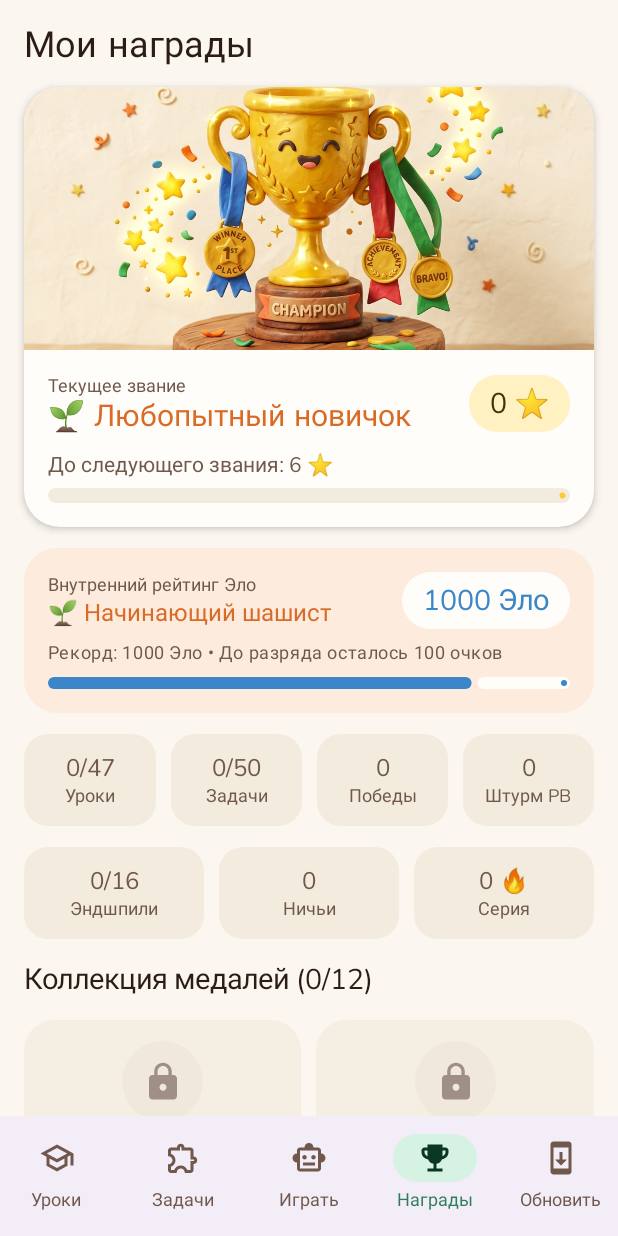
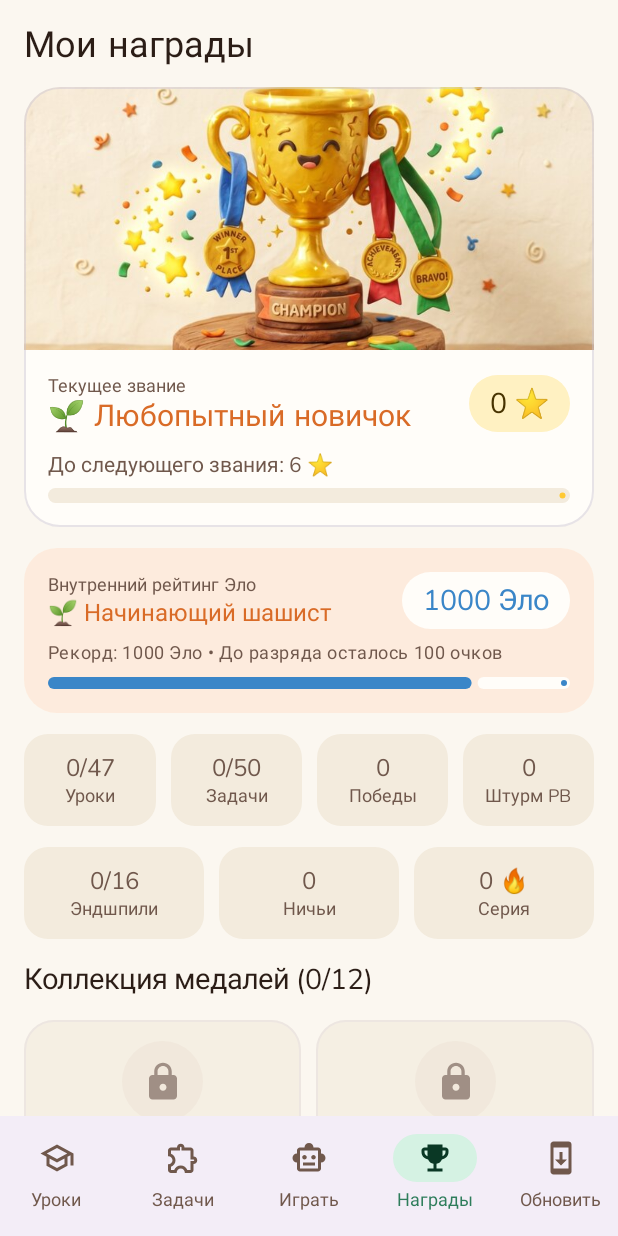
Before and after one commit to guningun7-crypto/RussianCheckers, an Android app built with Jetpack Compose: the screen it shows after launch (MainActivity), item 4 of the bottom bar chosen, on a phone screen of 412 x 824 dp. Run offline under Robolectric (Android 15) with nearby library versions, the phone set to English and light mode, and no system bars; our stand-ins replace Room's generated code.

Commit message:
chore: optimize compose performance and update version
- Annotate domain models with @Immutable for Compose stability
- Update app version to 1.4.1
- Improve curriculum content and polish lesson demos

```diff
--- a/app/build.gradle.kts
+++ b/app/build.gradle.kts
@@ -16,8 +16,8 @@ android {
     applicationId = "com.aistudio.shashki.mrkvxq"
     minSdk = 24
     targetSdk = 36
-    versionCode = 5
-    versionName = "1.4"
+    versionCode = 6
+    versionName = "1.4.1"
 
     testInstrumentationRunner = "androidx.test.runner.AndroidJUnitRunner"
   }
--- a/app/src/main/java/com/example/domain/checkers/CheckersModels.kt
+++ b/app/src/main/java/com/example/domain/checkers/CheckersModels.kt
@@ -1,4 +1,6 @@
 package com.example.domain.checkers
+
+import androidx.compose.runtime.Immutable
 
 enum class PieceColor {
   WHITE,
@@ -7,11 +9,13 @@ enum class PieceColor {
   fun opposite(): PieceColor = if (this == WHITE) BLACK else WHITE
 }
 
+@Immutable
 data class Piece(
   val color: PieceColor,
   val isKing: Boolean = false,
 )
 
+@Immutable
 data class Square(val row: Int, val col: Int) {
   val isInBounds: Boolean get() = row in 0..7 && col in 0..7
   val isPlayable: Boolean get() = isInBounds && (row + col) % 2 == 1
@@ -33,6 +37,7 @@ data class Square(val row: Int, val col: Int) {
   }
 }
 
+@Immutable
 data class MoveStep(
   val from: Square,
   val to: Square,
@@ -40,6 +45,7 @@ data class MoveStep(
   val promotedToKing: Boolean = false,
 )
 
+@Immutable
 data class CheckersMove(
   val steps: List<MoveStep>,
 ) {
@@ -84,6 +90,7 @@ data class CheckersMove(
   }
 }
 
+@Immutable
 data class CheckersBoard(
   val cells: List<Piece?> = List(64) { null },
 ) {
--- a/app/src/main/java/com/example/domain/curriculum/AdvancedLessons.kt
+++ b/app/src/main/java/com/example/domain/curriculum/AdvancedLessons.kt
@@ -231,7 +231,7 @@ object AdvancedLessons {
         ".B......",
         "........",
         "........",
-        ".....w..",
+        "........",
         "...w....",
         "........",
         ".......W",
@@ -1056,57 +1056,61 @@ object AdvancedLessons {
       id = "lesson_36_gm_turkish_defense",
       order = 36,
       title = "Секрет «Турецкого удара»",
-      subtitle = "Запрет второго прыжка через то же поле",
+      subtitle = "Запрет второго прыжка через снятую шашку",
       category = LessonCategory.CAPTURES,
       folder = LessonFolder.GRANDMASTER,
-      shortRule = "В русских шашках нельзя перепрыгивать через одну и ту же побитую шашку дважды — срубаемые шашки снимаются ТОЛЬКО в конце хода, перекрывая обратную дорогу дамке!",
-      mascotTip = "Дамка может застрять, уперевшись в ещё не снятую сбитую шашку! Всегда проверяй остаточную преграду!",
-      demoInitialRows = listOf(
-        "........",
-        "........",
-        "..b.....",
+      shortRule = "В русских шашках нельзя перепрыгивать через одну и ту же побитую шашку дважды: срубаемые шашки снимаются ТОЛЬКО в конце хода и перекрывают путь дамке!",
+      mascotTip = "Все шашки стоят строго на тёмных полях! Просчитай, где сбитая шашка закроет диагональ при развороте!",
+      demoInitialRows = listOf(
+        "........",
+        "..b.b...",
+        "........",
+        "w.b.....",
         "...b....",
         "........",
-        ".....b..",
-        "......W.",
-        "........",
-      ),
-      demoSteps = listOf(
-        DemoStep(
-          caption = "Дамка g2 бьёт f3 -> e4? Нет, e5! Смотри: (6,6)=g2 -> (5,5)=f3 -> (4,4)=e4 -> (3,3)=d5 -> (2,2)=c6!",
-          highlightSquares = listOf(Square.fromNotation("g2"), Square.fromNotation("f3"), Square.fromNotation("d5"), Square.fromNotation("c6")),
-        ),
-        DemoStep(
-          caption = "1. g2:e4 — после взятия f3 дамка не может пройти сквозь d5 на e4? Нет, e4 свободна! А до c6 её не пускает ещё не снятая d5!",
-          move = CheckersMove.captureChain(Triple("g2", "e4", "f3")),
-        ),
-      ),
-      exercisePrompt = "Задание Гроссмейстера: выполни круговой «Турецкий удар» дамкой g2, останавливаясь ПЕРЕД ещё не снятыми шашками, чтобы забрать максимум!",
-      exerciseInitialRows = listOf(
-        "........",
+        ".W......",
+        "........",
+      ),
+      demoSteps = listOf(
+        DemoStep(
+          caption = "Дамка b2 бьёт d4 и должна повернуть на f6, чтобы перепрыгнуть e7 и c7.",
+          highlightSquares = listOf(
+            Square.fromNotation("b2"),
+            Square.fromNotation("d4"),
+            Square.fromNotation("f6"),
+            Square.fromNotation("e7"),
+            Square.fromNotation("c7"),
+          ),
+        ),
+        DemoStep(
+          caption = "1. b2:f6:d8:b6! Шашка c5 остаётся нетронутой — за ней путь заперт ещё не снятой d4 («Турецкий удар»)!",
+          move = CheckersMove.captureChain(
+            Triple("b2", "f6", "d4"),
+            Triple("f6", "d8", "e7"),
+            Triple("d8", "b6", "c7"),
+          ),
+        ),
+      ),
+      exercisePrompt = "Задание Гроссмейстера: вместо короткого боя 2 шашек выполни большой «Турецкий удар» дамкой b2 и забери 3 чёрные шашки, уперевшись в заслон на d4!",
+      exerciseInitialRows = listOf(
         "........",
         "..b.b...",
         "........",
-        "........",
-        ".....b..",
-        "......W.",
-        "........",
-      ),
-      acceptedMoveNotations = setOf("g2:d5:f7"),
+        "w.b.....",
+        "...b.b..",
+        "........",
+        ".W......",
+        "........",
+      ),
+      acceptedMoveNotations = setOf("b2:f6:d8:b6"),
       hintMove = CheckersMove.captureChain(
-        Triple("g2", "d5", "f3"),
-        Triple("d5", "f7", "e6"),
-      ).let {
-        // Check: e6 is row 2, col 4 -> c6 is row 2, col 2; e6 is row 2, col 4!
-        // In row 2 ("..b.b..."): col 2 is c6, col 4 is e6! So triple d5->f7 jumps e6!
-        CheckersMove.captureChain(
-          Triple("g2", "d5", "f3"),
-          Triple("d5", "f7", "e6"),
-        )
-      },
-      hintText = "Не останавливайся на e4! Лети на d5 (чтобы повернуть направо через e6 на f7) или поймай продолжение!",
-      successFeedback = "Мастерский расчёт! Дамка прошла сквозь пустое окно d5 и сбила вторую цель!",
-      suboptimalMoveHint = "На e4 продолжения нет — лети дамкой g2 сразу на перекрёсток d5!",
+        Triple("b2", "f6", "d4"),
+        Triple("f6", "d8", "e7"),
+        Triple("d8", "b6", "c7"),
+      ),
+      hintText = "Не сворачивай с e5 на f4 (там только 2 шашки)! Лети дамкой b2 через d4 дальше на f6, затем через e7 на d8 и через c7 на b6!",
+      successFeedback = "Блестяще! Ты провёл настоящий «Турецкий удар» и забрал максимум — 3 шашки, остановившись перед c5!",
+      suboptimalMoveHint = "Через e5 берётся только 2 шашки — лети дамкой b2 глубже, до поля f6!",
       starsReward = 4,
     ),
 
--- a/app/src/main/java/com/example/domain/curriculum/EndgameModels.kt
+++ b/app/src/main/java/com/example/domain/curriculum/EndgameModels.kt
@@ -1,8 +1,10 @@
 package com.example.domain.curriculum
 
+import androidx.compose.runtime.Immutable
 import com.example.domain.checkers.BotDifficulty
 import com.example.domain.checkers.CheckersBoard
 
+@Immutable
 data class EndgameScenario(
   val id: String,
   val order: Int,
--- a/app/src/main/java/com/example/domain/curriculum/LessonModels.kt
+++ b/app/src/main/java/com/example/domain/curriculum/LessonModels.kt
@@ -1,5 +1,6 @@
 package com.example.domain.curriculum
 
+import androidx.compose.runtime.Immutable
 import com.example.domain.checkers.CheckersBoard
 import com.example.domain.checkers.CheckersMove
 import com.example.domain.checkers.PieceColor
@@ -20,12 +21,14 @@ enum class LessonFolder(val title: String, val subtitle: String, val badgeText:
   GRANDMASTER("Гроссмейстер", "15 уроков и задач: цугцванг, многоходовые каскады и эндшпиль", "Гросс"),
 }
 
+@Immutable
 data class DemoStep(
   val caption: String,
   val move: CheckersMove? = null,
   val highlightSquares: List<Square> = emptyList(),
 )
 
+@Immutable
 data class InteractiveLesson(
   val id: String,
   val order: Int,
@@ -271,7 +274,7 @@ object LessonCatalog {
         "........",
         "........",
         "........",
-        ".......b",
+        "......b.",
       ),
       demoSteps = listOf(
         DemoStep(
@@ -296,7 +299,7 @@ object LessonCatalog {
         "........",
         "........",
         "........",
-        "b.......",
+        ".b......",
         "........",
       ),
       acceptedMoveNotations = setOf("e7–d8", "e7–f8"),
--- a/app/src/main/java/com/example/domain/curriculum/PuzzleModels.kt
+++ b/app/src/main/java/com/example/domain/curriculum/PuzzleModels.kt
@@ -1,5 +1,6 @@
 package com.example.domain.curriculum
 
+import androidx.compose.runtime.Immutable
 import com.example.domain.checkers.CheckersBoard
 import com.example.domain.checkers.CheckersMove
 import com.example.domain.checkers.PieceColor
@@ -11,6 +12,7 @@ enum class PuzzleDifficulty(val label: String, val starsReward: Int) {
   MASTER("Мастер", 5),
 }
 
+@Immutable
 data class PuzzleStep(
   val acceptedNotations: Set<String>,
   val hintMove: CheckersMove,
@@ -19,6 +21,7 @@ data class PuzzleStep(
   val replyCaption: String? = null,
 )
 
+@Immutable
 data class LogicPuzzle(
   val id: String,
   val order: Int,
--- a/app/src/main/java/com/example/ui/components/CommonComponents.kt
+++ b/app/src/main/java/com/example/ui/components/CommonComponents.kt
@@ -1,5 +1,6 @@
 package com.example.ui.components
 
+import androidx.compose.foundation.BorderStroke
 import androidx.compose.foundation.Image
 import androidx.compose.foundation.background
 import androidx.compose.foundation.border
@@ -66,7 +67,8 @@ fun MascotSpeechCard(
     modifier = modifier.fillMaxWidth(),
     shape = RoundedCornerShape(20.dp),
     colors = CardDefaults.cardColors(containerColor = containerColor),
-    elevation = CardDefaults.cardElevation(defaultElevation = 2.dp),
+    border = BorderStroke(1.dp, MaterialTheme.colorScheme.outlineVariant.copy(alpha = 0.45f)),
+    elevation = CardDefaults.cardElevation(defaultElevation = 0.dp),
   ) {
     Row(
       modifier = Modifier.padding(14.dp),
@@ -109,7 +111,7 @@ fun StarCounterPill(
     modifier = modifier,
     shape = RoundedCornerShape(50),
     color = MaterialTheme.colorScheme.tertiaryContainer,
-    tonalElevation = 2.dp,
+    tonalElevation = 1.dp,
   ) {
     Row(
       modifier = Modifier.padding(horizontal = 12.dp, vertical = 6.dp),
@@ -182,7 +184,8 @@ fun HintsModeCard(
         MaterialTheme.colorScheme.secondaryContainer.copy(alpha = 0.6f)
       },
     ),
-    elevation = CardDefaults.cardElevation(defaultElevation = 1.dp),
+    border = BorderStroke(1.dp, MaterialTheme.colorScheme.outlineVariant.copy(alpha = 0.45f)),
+    elevation = CardDefaults.cardElevation(defaultElevation = 0.dp),
   ) {
     Row(
       modifier = Modifier
--- a/app/src/main/java/com/example/ui/screens/LessonsScreen.kt
+++ b/app/src/main/java/com/example/ui/screens/LessonsScreen.kt
@@ -1,8 +1,7 @@
 package com.example.ui.screens
 
-import androidx.compose.animation.AnimatedVisibility
+import androidx.compose.foundation.BorderStroke
 import androidx.compose.foundation.background
-import androidx.compose.foundation.clickable
 import androidx.compose.foundation.layout.Arrangement
 import androidx.compose.foundation.layout.Box
 import androidx.compose.foundation.layout.Column
@@ -36,7 +35,6 @@ import androidx.compose.material3.MaterialTheme
 import androidx.compose.material3.Surface
 import androidx.compose.material3.Text
 import androidx.compose.runtime.Composable
-import androidx.compose.runtime.getValue
 import androidx.compose.runtime.mutableStateMapOf
 import androidx.compose.runtime.remember
 import androidx.compose.ui.Alignment
@@ -69,16 +67,26 @@ fun LessonsScreen(
   modifier: Modifier = Modifier,
 ) {
   val lessons = progressState.allLessons
-  val completedCount = lessons.count { progressState.lessonProgress[it.id]?.completed == true }
-  val nextRecommendedId = lessons.firstOrNull { progressState.lessonProgress[it.id]?.completed != true }?.id
-  val rank = RewardCatalog.rankForStars(progressState.stats.totalStars)
+  val lessonProgress = progressState.lessonProgress
+  val totalStars = progressState.stats.totalStars
 
-  val builtInLessons = lessons.filterNot { it.id in progressState.customLessonIds }
-  val customLessons = lessons.filter { it.id in progressState.customLessonIds }
+  val completedCount = remember(lessons, lessonProgress) {
+    lessons.count { lessonProgress[it.id]?.completed == true }
+  }
+  val nextRecommendedId = remember(lessons, lessonProgress) {
+    lessons.firstOrNull { lessonProgress[it.id]?.completed != true }?.id
+  }
+  val rank = remember(totalStars) { RewardCatalog.rankForStars(totalStars) }
 
-  val folderMap = LessonFolder.entries.mapNotNull { folder ->
-    val list = builtInLessons.filter { it.folder == folder }
+  val folderMap = remember(lessons, progressState.customLessonIds) {
+    val builtIn = lessons.filterNot { it.id in progressState.customLessonIds }
+    LessonFolder.entries.mapNotNull { folder ->
+      val list = builtIn.filter { it.folder == folder }
       if (list.isEmpty()) null else folder to list
+    }
+  }
+  val customLessons = remember(lessons, progressState.customLessonIds) {
+    lessons.filter { it.id in progressState.customLessonIds }
   }
 
   // «Для начинающих» свёрнута по умолчанию; новые папки раскрываются по нажатию
@@ -102,7 +110,7 @@ fun LessonsScreen(
       contentPadding = PaddingValues(horizontal = 16.dp, vertical = 16.dp),
       verticalArrangement = Arrangement.spacedBy(12.dp),
     ) {
-      item {
+      item(key = "header", contentType = "header") {
         Row(
           modifier = Modifier.fillMaxWidth(),
           horizontalArrangement = Arrangement.SpaceBetween,
@@ -121,11 +129,11 @@ fun LessonsScreen(
               fontWeight = FontWeight.Bold,
             )
           }
-          StarCounterPill(stars = progressState.stats.totalStars)
+          StarCounterPill(stars = totalStars)
         }
       }
 
-      item {
+      item(key = "mascot", contentType = "mascot") {
         val mascotMsg = when {
           completedCount == 0 -> "Привет! Я Совёнок Шашик. Базовые 17 уроков собраны в папке «Для начинающих», а ниже ждут уроки «Хитрый Тактик» и «Гроссмейстер»!"
           completedCount < lessons.size -> "Ты уже прошёл $completedCount из ${lessons.size} уроков! Выбирай папку под свой уровень и зарабатывай звёзды!"
@@ -134,17 +142,18 @@ fun LessonsScreen(
         MascotSpeechCard(message = mascotMsg)
       }
 
-      item {
+      item(key = "hints_toggle", contentType = "hints") {
         HintsModeCard(
           hintsEnabled = hintsEnabled,
           onToggle = onToggleHints,
         )
       }
 
-      item {
+      item(key = "overall_progress", contentType = "progress") {
         Card(
           shape = RoundedCornerShape(18.dp),
           colors = CardDefaults.cardColors(containerColor = MaterialTheme.colorScheme.surfaceVariant),
+          elevation = CardDefaults.cardElevation(defaultElevation = 0.dp),
         ) {
           Column(modifier = Modifier.padding(14.dp)) {
             Row(
@@ -178,14 +187,16 @@ fun LessonsScreen(
 
       folderMap.forEach { (folder, folderLessons) ->
         val isExpanded = expandedFolders[folder.name] ?: false
-        val folderDone = folderLessons.count { progressState.lessonProgress[it.id]?.completed == true }
         val accentColor = when (folder) {
           LessonFolder.BEGINNER -> ForestEmerald
           LessonFolder.TACTICIAN -> TerracottaOrange
           LessonFolder.GRANDMASTER -> CoralAlert
         }
 
-        item(key = "folder_${folder.name}") {
+        item(key = "folder_${folder.name}", contentType = "folder_header") {
+          val folderDone = remember(folderLessons, lessonProgress) {
+            folderLessons.count { lessonProgress[it.id]?.completed == true }
+          }
           LessonFolderCard(
             title = folder.title,
             subtitle = folder.subtitle,
@@ -200,11 +211,14 @@ fun LessonsScreen(
         }
 
         if (isExpanded) {
-          items(folderLessons, key = { it.id }) { lesson ->
-            AnimatedVisibility(visible = true) {
+          items(
+            items = folderLessons,
+            key = { it.id },
+            contentType = { "lesson_card" },
+          ) { lesson ->
             LessonCard(
               lesson = lesson,
-                progress = progressState.lessonProgress[lesson.id],
+              progress = lessonProgress[lesson.id],
               isRecommended = lesson.id == nextRecommendedId,
               isCustom = false,
               onClick = { onLessonClick(lesson.id) },
@@ -212,12 +226,13 @@ fun LessonsScreen(
           }
         }
       }
-      }
 
       if (customLessons.isNotEmpty()) {
         val customExpanded = expandedFolders["CUSTOM"] ?: true
-        val customDone = customLessons.count { progressState.lessonProgress[it.id]?.completed == true }
-        item(key = "folder_CUSTOM") {
+        item(key = "folder_CUSTOM", contentType = "folder_header") {
+          val customDone = remember(customLessons, lessonProgress) {
+            customLessons.count { lessonProgress[it.id]?.completed == true }
+          }
           LessonFolderCard(
             title = "Загруженные уроки",
             subtitle = "Импортированные уроки из пакетов обновлений",
@@ -231,10 +246,14 @@ fun LessonsScreen(
           )
         }
         if (customExpanded) {
-          items(customLessons, key = { it.id }) { lesson ->
+          items(
+            items = customLessons,
+            key = { it.id },
+            contentType = { "lesson_card" },
+          ) { lesson ->
             LessonCard(
               lesson = lesson,
-              progress = progressState.lessonProgress[lesson.id],
+              progress = lessonProgress[lesson.id],
               isRecommended = lesson.id == nextRecommendedId,
               isCustom = true,
               onClick = { onLessonClick(lesson.id) },
@@ -243,7 +262,9 @@ fun LessonsScreen(
         }
       }
 
-      item { Spacer(modifier = Modifier.height(12.dp)) }
+      item(key = "bottom_spacer", contentType = "spacer") {
+        Spacer(modifier = Modifier.height(12.dp))
+      }
     }
   }
 }
@@ -261,11 +282,10 @@ private fun LessonFolderCard(
   onToggle: () -> Unit,
 ) {
   Card(
+    onClick = onToggle,
     modifier = Modifier
       .fillMaxWidth()
-      .testTag(testTag)
-      .clip(RoundedCornerShape(20.dp))
-      .clickable(onClick = onToggle),
+      .testTag(testTag),
     shape = RoundedCornerShape(20.dp),
     colors = CardDefaults.cardColors(
       containerColor = if (expanded) {
@@ -274,7 +294,11 @@ private fun LessonFolderCard(
         MaterialTheme.colorScheme.surface
       },
     ),
-    elevation = CardDefaults.cardElevation(defaultElevation = 2.dp),
+    border = BorderStroke(
+      width = 1.dp,
+      color = if (expanded) accentColor.copy(alpha = 0.35f) else MaterialTheme.colorScheme.outlineVariant.copy(alpha = 0.5f),
+    ),
+    elevation = CardDefaults.cardElevation(defaultElevation = 0.dp),
   ) {
     Column(
       modifier = Modifier
@@ -371,11 +395,10 @@ private fun LessonCard(
 ) {
   val completed = progress?.completed == true
   Card(
+    onClick = onClick,
     modifier = Modifier
       .fillMaxWidth()
-      .testTag("lesson_card_${lesson.id}")
-      .clip(RoundedCornerShape(20.dp))
-      .clickable(onClick = onClick),
+      .testTag("lesson_card_${lesson.id}"),
     shape = RoundedCornerShape(20.dp),
     colors = CardDefaults.cardColors(
       containerColor = if (completed) {
@@ -384,7 +407,15 @@ private fun LessonCard(
         MaterialTheme.colorScheme.surface
       },
     ),
-    elevation = CardDefaults.cardElevation(defaultElevation = if (isRecommended) 4.dp else 1.dp),
+    border = BorderStroke(
+      width = if (isRecommended && !completed) 1.5.dp else 1.dp,
+      color = if (isRecommended && !completed) {
+        MaterialTheme.colorScheme.primary.copy(alpha = 0.55f)
+      } else {
+        MaterialTheme.colorScheme.outlineVariant.copy(alpha = 0.4f)
+      },
+    ),
+    elevation = CardDefaults.cardElevation(defaultElevation = 0.dp),
   ) {
     Row(
       modifier = Modifier
--- a/app/src/main/java/com/example/ui/screens/RewardsScreen.kt
+++ b/app/src/main/java/com/example/ui/screens/RewardsScreen.kt
@@ -1,5 +1,6 @@
 package com.example.ui.screens
 
+import androidx.compose.foundation.BorderStroke
 import androidx.compose.foundation.Image
 import androidx.compose.foundation.background
 import androidx.compose.foundation.layout.Arrangement
@@ -15,6 +16,7 @@ import androidx.compose.foundation.layout.padding
 import androidx.compose.foundation.layout.size
 import androidx.compose.foundation.layout.widthIn
 import androidx.compose.foundation.lazy.LazyColumn
+import androidx.compose.foundation.lazy.items
 import androidx.compose.foundation.shape.CircleShape
 import androidx.compose.foundation.shape.RoundedCornerShape
 import androidx.compose.material.icons.Icons
@@ -27,6 +29,7 @@ import androidx.compose.material3.MaterialTheme
 import androidx.compose.material3.Surface
 import androidx.compose.material3.Text
 import androidx.compose.runtime.Composable
+import androidx.compose.runtime.remember
 import androidx.compose.ui.Alignment
 import androidx.compose.ui.Modifier
 import androidx.compose.ui.draw.alpha
@@ -56,12 +59,17 @@ fun RewardsScreen(
   modifier: Modifier = Modifier,
 ) {
   val stars = progressState.stats.totalStars
-  val rank = RewardCatalog.rankForStars(stars)
+  val rank = remember(stars) { RewardCatalog.rankForStars(stars) }
   val elo = progressState.stats.eloRating
-  val sportsRank = EloRatingCalculator.sportsRankForElo(elo)
-  val completedLessons = progressState.allLessons.count { progressState.lessonProgress[it.id]?.completed == true }
-  val solvedPuzzles = progressState.allPuzzles.count { progressState.puzzleProgress[it.id]?.solved == true }
+  val sportsRank = remember(elo) { EloRatingCalculator.sportsRankForElo(elo) }
+  val completedLessons = remember(progressState.allLessons, progressState.lessonProgress) {
+    progressState.allLessons.count { progressState.lessonProgress[it.id]?.completed == true }
+  }
+  val solvedPuzzles = remember(progressState.allPuzzles, progressState.puzzleProgress) {
+    progressState.allPuzzles.count { progressState.puzzleProgress[it.id]?.solved == true }
+  }
   val badges = RewardCatalog.badges
+  val badgeRows = remember(badges) { badges.chunked(2) }
 
   Box(
     modifier = modifier.fillMaxSize(),
@@ -74,18 +82,19 @@ fun RewardsScreen(
       contentPadding = PaddingValues(horizontal = 16.dp, vertical = 16.dp),
       verticalArrangement = Arrangement.spacedBy(14.dp),
     ) {
-      item {
+      item(key = "header", contentType = "header") {
         Text(
           text = "Мои награды",
           style = MaterialTheme.typography.headlineMedium,
         )
       }
 
-      item {
+      item(key = "rank_card", contentType = "rank_card") {
         Card(
           shape = RoundedCornerShape(24.dp),
           colors = CardDefaults.cardColors(containerColor = MaterialTheme.colorScheme.surface),
-          elevation = CardDefaults.cardElevation(defaultElevation = 3.dp),
+          border = BorderStroke(1.dp, MaterialTheme.colorScheme.outlineVariant.copy(alpha = 0.45f)),
+          elevation = CardDefaults.cardElevation(defaultElevation = 0.dp),
         ) {
           Column(modifier = Modifier.fillMaxWidth()) {
             Image(
@@ -290,8 +299,11 @@ fun RewardsScreen(
         )
       }
 
-      items(badges.chunked(2).size) { rowIdx ->
-        val pair = badges.chunked(2)[rowIdx]
+      items(
+        items = badgeRows,
+        key = { row -> row.first().id },
+        contentType = { "badge_row" },
+      ) { pair ->
         Row(
           modifier = Modifier.fillMaxWidth(),
           horizontalArrangement = Arrangement.spacedBy(10.dp),
@@ -309,7 +321,9 @@ fun RewardsScreen(
         }
       }
 
-      item { Spacer(modifier = Modifier.height(12.dp)) }
+      item(key = "bottom_spacer", contentType = "spacer") {
+        Spacer(modifier = Modifier.height(12.dp))
+      }
     }
   }
 }
@@ -363,7 +377,8 @@ private fun BadgeCard(
         MaterialTheme.colorScheme.surfaceVariant
       },
     ),
-    elevation = CardDefaults.cardElevation(defaultElevation = if (unlocked) 2.dp else 0.dp),
+    elevation = CardDefaults.cardElevation(defaultElevation = 0.dp),
+    border = BorderStroke(1.dp, MaterialTheme.colorScheme.outlineVariant.copy(alpha = 0.35f)),
   ) {
     Column(
       modifier = Modifier
--- a/app/src/main/java/com/example/ui/viewmodel/AppProgressViewModel.kt
+++ b/app/src/main/java/com/example/ui/viewmodel/AppProgressViewModel.kt
@@ -1,5 +1,6 @@
 package com.example.ui.viewmodel
 
+import androidx.compose.runtime.Immutable
 import androidx.lifecycle.ViewModel
 import androidx.lifecycle.ViewModelProvider
 import androidx.lifecycle.viewModelScope
@@ -24,6 +25,7 @@ import kotlinx.coroutines.flow.combine
 import kotlinx.coroutines.flow.stateIn
 import kotlinx.coroutines.launch
 
+@Immutable
 data class AppProgressUiState(
   val lessonProgress: Map<String, LessonProgressEntity> = emptyMap(),
   val puzzleProgress: Map<String, PuzzleProgressEntity> = emptyMap(),
```
Also changed, not shown: app/src/main/java/com/example/ui/components/CheckersBoard.kt (+20 -3 lines), app/src/main/java/com/example/ui/screens/EndgameHubScreen.kt (+13 -8 lines), app/src/main/java/com/example/ui/screens/PlayHubScreen.kt (+14 -9 lines), app/src/main/java/com/example/ui/screens/PuzzlesScreen.kt (+45 -27 lines), app/src/main/res/drawable/ic_shashki_disc.jpg, app/src/main/res/drawable/img_mascot_shashik.jpg, app/src/main/res/drawable/img_trophy_chest.jpg, 2 other files. Lines whose indentation alone changed are shown as unchanged.
